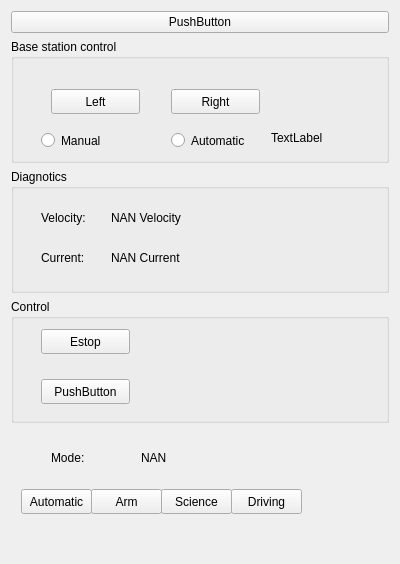
Before: the Qt Designer form Workspace/src/rover_gui/ui/maincontrolswidget.ui in uwrobotics/MarsRover2019, drawn with Qt 5.
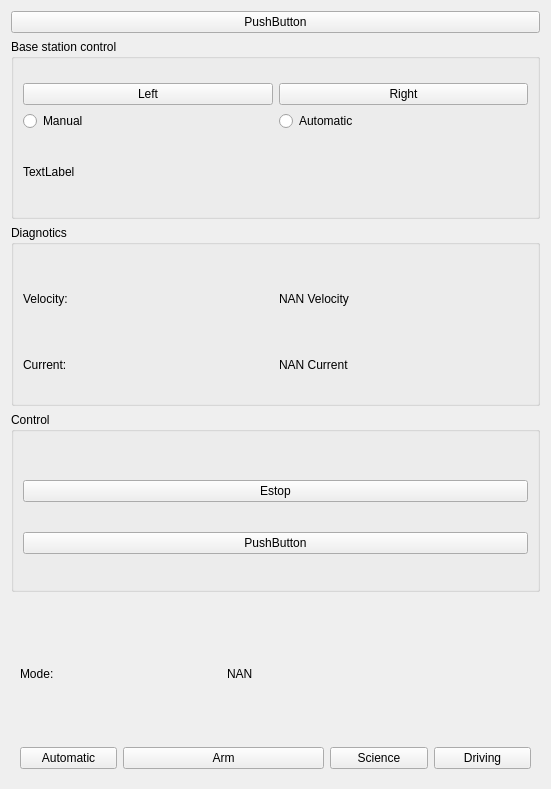
After: the same form once the commit is applied.

Commit message: used grid layout for main controls

```diff
--- a/Workspace/src/rover_gui/ui/maincontrolswidget.ui
+++ b/Workspace/src/rover_gui/ui/maincontrolswidget.ui
@@ -6,8 +6,8 @@
    <rect>
     <x>0</x>
     <y>0</y>
-    <width>400</width>
-    <height>564</height>
+    <width>551</width>
+    <height>789</height>
    </rect>
   </property>
   <property name="windowTitle">
@@ -35,54 +35,36 @@
      <property name="title">
       <string>Base station control</string>
      </property>
+     <property name="alignment">
+      <set>Qt::AlignLeading|Qt::AlignLeft|Qt::AlignTop</set>
+     </property>
+     <layout class="QGridLayout" name="gridLayout">
+      <property name="topMargin">
+       <number>24</number>
+      </property>
+      <item row="1" column="1">
+       <widget class="QRadioButton" name="auto_2">
+        <property name="text">
+         <string>Automatic</string>
+        </property>
+       </widget>
+      </item>
+      <item row="1" column="0">
      <widget class="QRadioButton" name="manual">
-      <property name="geometry">
-       <rect>
-        <x>30</x>
-        <y>90</y>
-        <width>112</width>
-        <height>23</height>
-       </rect>
-      </property>
       <property name="text">
        <string>Manual</string>
       </property>
      </widget>
-     <widget class="QRadioButton" name="auto_2">
-      <property name="geometry">
-       <rect>
-        <x>160</x>
-        <y>90</y>
-        <width>112</width>
-        <height>23</height>
-       </rect>
-      </property>
-      <property name="text">
-       <string>Automatic</string>
-      </property>
-     </widget>
+      </item>
+      <item row="0" column="0">
      <widget class="QPushButton" name="left">
-      <property name="geometry">
-       <rect>
-        <x>40</x>
-        <y>50</y>
-        <width>89</width>
-        <height>25</height>
-       </rect>
-      </property>
       <property name="text">
        <string>Left</string>
       </property>
      </widget>
+      </item>
+      <item row="0" column="1">
      <widget class="QPushButton" name="right">
-      <property name="geometry">
-       <rect>
-        <x>160</x>
-        <y>50</y>
-        <width>89</width>
-        <height>25</height>
-       </rect>
-      </property>
       <property name="acceptDrops">
        <bool>false</bool>
       </property>
@@ -93,19 +75,15 @@
        <string>Right</string>
       </property>
      </widget>
+      </item>
+      <item row="2" column="0">
      <widget class="QLabel" name="state">
-      <property name="geometry">
-       <rect>
-        <x>260</x>
-        <y>90</y>
-        <width>67</width>
-        <height>17</height>
-       </rect>
-      </property>
       <property name="text">
        <string>TextLabel</string>
       </property>
      </widget>
+      </item>
+     </layout>
     </widget>
    </item>
    <item>
@@ -113,58 +91,42 @@
      <property name="title">
       <string>Diagnotics</string>
      </property>
-     <widget class="QLabel" name="v_title">
-      <property name="geometry">
-       <rect>
-        <x>30</x>
-        <y>40</y>
-        <width>67</width>
-        <height>17</height>
-       </rect>
-      </property>
+     <property name="alignment">
+      <set>Qt::AlignLeading|Qt::AlignLeft|Qt::AlignTop</set>
+     </property>
+     <layout class="QGridLayout" name="gridLayout_2">
+      <property name="topMargin">
+       <number>24</number>
+      </property>
+      <item row="2" column="1">
+       <widget class="QLabel" name="current">
       <property name="text">
-       <string>Velocity:</string>
-      </property>
-     </widget>
+         <string>NAN Current</string>
+        </property>
+       </widget>
+      </item>
+      <item row="2" column="0">
      <widget class="QLabel" name="current_title">
-      <property name="geometry">
-       <rect>
-        <x>30</x>
-        <y>80</y>
-        <width>67</width>
-        <height>17</height>
-       </rect>
-      </property>
       <property name="text">
        <string>Current:</string>
       </property>
      </widget>
+      </item>
+      <item row="0" column="0">
+       <widget class="QLabel" name="v_title">
+        <property name="text">
+         <string>Velocity:</string>
+        </property>
+       </widget>
+      </item>
+      <item row="0" column="1">
      <widget class="QLabel" name="velocity">
-      <property name="geometry">
-       <rect>
-        <x>100</x>
-        <y>40</y>
-        <width>101</width>
-        <height>17</height>
-       </rect>
-      </property>
       <property name="text">
        <string>NAN Velocity</string>
       </property>
      </widget>
-     <widget class="QLabel" name="current">
-      <property name="geometry">
-       <rect>
-        <x>100</x>
-        <y>80</y>
-        <width>91</width>
-        <height>17</height>
-       </rect>
-      </property>
-      <property name="text">
-       <string>NAN Current</string>
-      </property>
-     </widget>
+      </item>
+     </layout>
     </widget>
    </item>
    <item>
@@ -172,32 +134,28 @@
      <property name="title">
       <string>Control</string>
      </property>
+     <property name="alignment">
+      <set>Qt::AlignLeading|Qt::AlignLeft|Qt::AlignTop</set>
+     </property>
+     <layout class="QGridLayout" name="gridLayout_3">
+      <property name="topMargin">
+       <number>24</number>
+      </property>
+      <item row="0" column="0">
      <widget class="QPushButton" name="stop_all">
-      <property name="geometry">
-       <rect>
-        <x>30</x>
-        <y>30</y>
-        <width>89</width>
-        <height>25</height>
-       </rect>
-      </property>
       <property name="text">
        <string>Estop</string>
       </property>
      </widget>
+      </item>
+      <item row="1" column="0">
      <widget class="QPushButton" name="pushButton_9">
-      <property name="geometry">
-       <rect>
-        <x>30</x>
-        <y>80</y>
-        <width>89</width>
-        <height>25</height>
-       </rect>
-      </property>
       <property name="text">
        <string>PushButton</string>
       </property>
      </widget>
+      </item>
+     </layout>
     </widget>
    </item>
    <item>
@@ -208,84 +166,50 @@
        <height>1677</height>
       </size>
      </property>
+     <layout class="QGridLayout" name="gridLayout_4">
+      <item row="0" column="0" colspan="2">
+       <widget class="QLabel" name="label">
+        <property name="text">
+         <string>Mode:</string>
+        </property>
+       </widget>
+      </item>
+      <item row="0" column="2" colspan="3">
+       <widget class="QLabel" name="label_2">
+        <property name="text">
+         <string>NAN</string>
+        </property>
+       </widget>
+      </item>
+      <item row="1" column="0">
      <widget class="QPushButton" name="Automatic">
-      <property name="geometry">
-       <rect>
-        <x>10</x>
-        <y>60</y>
-        <width>71</width>
-        <height>25</height>
-       </rect>
-      </property>
       <property name="text">
        <string>Automatic</string>
       </property>
      </widget>
+      </item>
+      <item row="1" column="1" colspan="2">
      <widget class="QPushButton" name="Arm">
-      <property name="geometry">
-       <rect>
-        <x>80</x>
-        <y>60</y>
-        <width>71</width>
-        <height>25</height>
-       </rect>
-      </property>
       <property name="text">
        <string>Arm</string>
       </property>
      </widget>
+      </item>
+      <item row="1" column="3">
      <widget class="QPushButton" name="Science">
-      <property name="geometry">
-       <rect>
-        <x>150</x>
-        <y>60</y>
-        <width>71</width>
-        <height>25</height>
-       </rect>
-      </property>
       <property name="text">
        <string>Science</string>
       </property>
      </widget>
+      </item>
+      <item row="1" column="4">
      <widget class="QPushButton" name="Driving">
-      <property name="geometry">
-       <rect>
-        <x>220</x>
-        <y>60</y>
-        <width>71</width>
-        <height>25</height>
-       </rect>
-      </property>
       <property name="text">
        <string>Driving</string>
       </property>
      </widget>
-     <widget class="QLabel" name="label_2">
-      <property name="geometry">
-       <rect>
-        <x>130</x>
-        <y>20</y>
-        <width>101</width>
-        <height>17</height>
-       </rect>
-      </property>
-      <property name="text">
-       <string>NAN</string>
-      </property>
-     </widget>
-     <widget class="QLabel" name="label">
-      <property name="geometry">
-       <rect>
-        <x>40</x>
-        <y>20</y>
-        <width>67</width>
-        <height>17</height>
-       </rect>
-      </property>
-      <property name="text">
-       <string>Mode:</string>
-      </property>
-     </widget>
+      </item>
+     </layout>
     </widget>
    </item>
   </layout>
```
Lines whose indentation alone changed are shown as unchanged.
